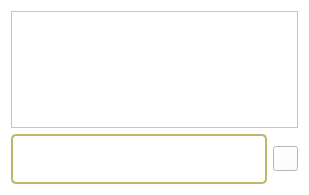
The window that designer/messages.ui (Kammann123/sae_fend) describes before a commit, drawn with Qt 5.
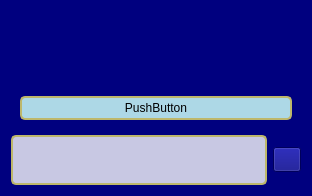
The same window after the commit. Icons and pictures are not drawn.

```diff
--- a/designer/messages.ui
+++ b/designer/messages.ui
@@ -6,20 +6,22 @@
    <rect>
     <x>0</x>
     <y>0</y>
-    <width>309</width>
-    <height>195</height>
+    <width>312</width>
+    <height>196</height>
    </rect>
   </property>
   <property name="windowTitle">
    <string>Form</string>
   </property>
   <property name="styleSheet">
-   <string notr="true">background-color: rgb(255, 255, 255);
-</string>
+   <string notr="true">background-color: rgb(0, 0, 127);</string>
   </property>
   <layout class="QVBoxLayout" name="verticalLayout">
    <item>
     <widget class="QScrollArea" name="scrollArea_2">
+     <property name="frameShape">
+      <enum>QFrame::NoFrame</enum>
+     </property>
      <property name="widgetResizable">
       <bool>true</bool>
      </property>
@@ -31,8 +33,8 @@
        <rect>
         <x>0</x>
         <y>0</y>
-        <width>289</width>
-        <height>117</height>
+        <width>294</width>
+        <height>120</height>
        </rect>
       </property>
       <property name="layoutDirection">
@@ -52,6 +54,21 @@
          </property>
         </spacer>
        </item>
+       <item>
+        <widget class="QPushButton" name="sample">
+         <property name="styleSheet">
+          <string notr="true">background-color: lightblue; 
+border-width: 2px; 
+border-color: darkkhaki; 
+border-style: solid; 
+border-radius: 5; 
+padding: 3px;</string>
+         </property>
+         <property name="text">
+          <string>PushButton</string>
+         </property>
+        </widget>
+       </item>
       </layout>
      </widget>
     </widget>
```
Left out of the diff: 8 changed lines with no effect on the pictures.
